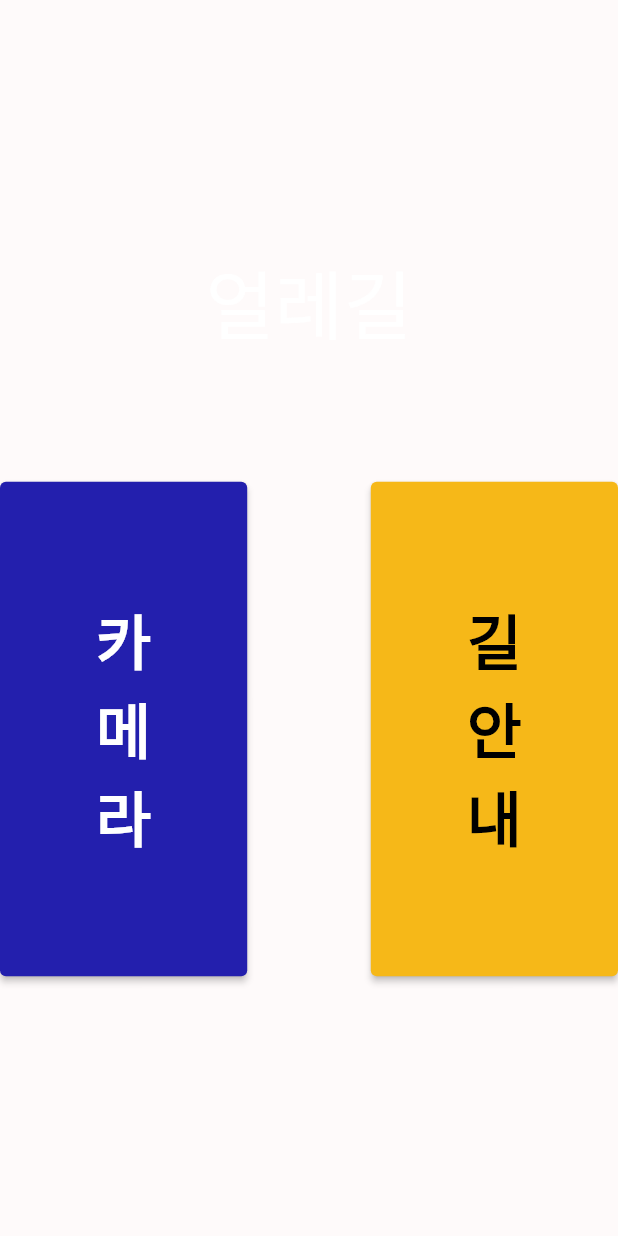
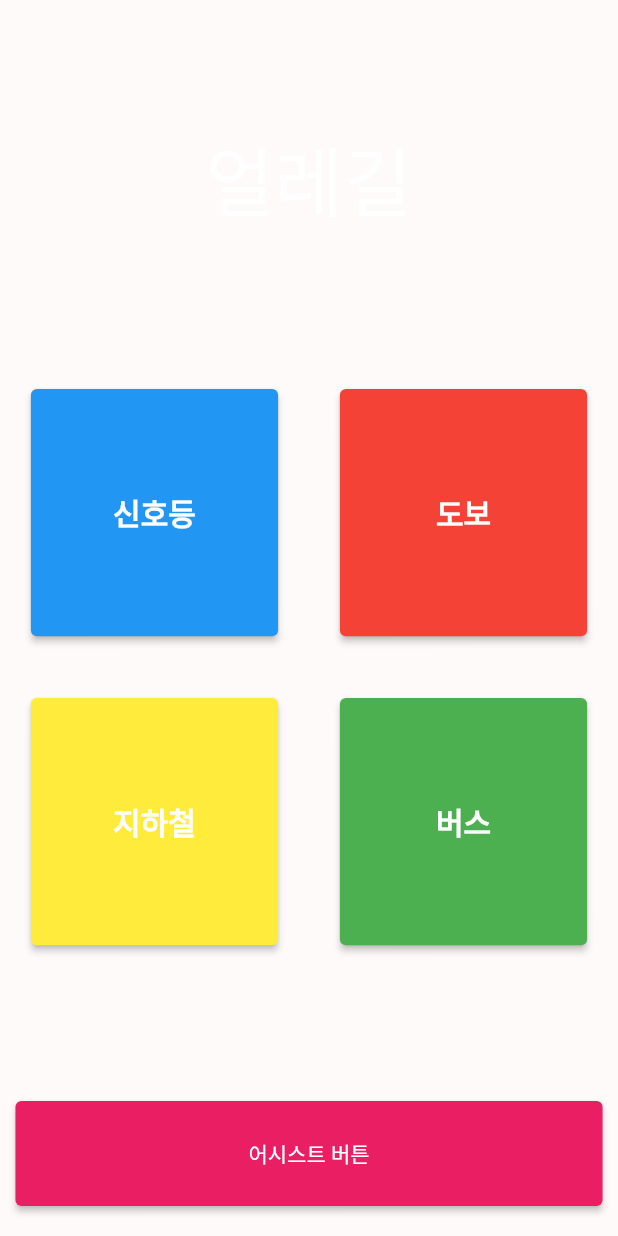
Before and after one commit to EolleRoad/eolleroad, a Flutter app: the screen it shows after launch, after a tap on "로그인", on a phone screen of 412 x 824 dp. Run offline on Flutter 3.47's test engine with Material 2 defaults, Android fonts, the light colour scheme and no system bars; our stand-ins replace camera, flutter_tts, get, speech_to_text; missing offline and left inert: slidable_button, tflite.

Commit message:
#8 버튼 수정, 라우터 추가

```diff
--- a/flutter/lib/AssistButton.dart
+++ b/flutter/lib/AssistButton.dart
@@ -30,9 +30,9 @@ class _AssistButtonState extends State<AssistButton> {
         },
         style: ElevatedButton.styleFrom(
           fixedSize: Size(MediaQuery.of(context).size.width * 0.95, 70),
-          backgroundColor: Colors.white,
+          backgroundColor: Colors.pink,
         ),
-        child: Text("Press me"), // 버튼에 텍스트 추가
+        child: Text("어시스트 버튼"), // 버튼에 텍스트 추가
       ),
     );
   }
--- a/flutter/lib/Camera.dart
+++ b/flutter/lib/Camera.dart
@@ -96,7 +96,7 @@ class _Camera extends State<Camera> {
           imageMean: 127.5,
           imageStd: 127.5,
           rotation: 90,
-          numResults: 3,
+          numResults: 1,
           threshold: 0.1,
         );
         result = "";
@@ -142,9 +142,7 @@ class _Camera extends State<Camera> {
 
   @override
   Widget build(BuildContext context) {
-    return MaterialApp(
-      home: SafeArea(
-          child: Scaffold(
+    return Scaffold(
         body: Container(
             child: Column(
           children: [
@@ -156,13 +154,13 @@ class _Camera extends State<Camera> {
                     initCamera();
                   },
                   child: Container(
-                      margin: EdgeInsets.only(top: 35),
-                      height: 270,
-                      width: 360,
+                      //margin: EdgeInsets.only(top: 35),
+                      height: MediaQuery.of(context).size.height*0.7,
+                      //width: 360,
                       child: imgCamera == null
                           ? Container(
-                              height: 270,
-                              width: 360,
+                              //height: 270,
+                              //width: 360,
                               child: Icon(Icons.photo_camera_front,
                                   color: Colors.blueAccent, size: 40),
                             )
@@ -175,7 +173,7 @@ class _Camera extends State<Camera> {
             ]),
             Center(
               child: Container(
-                  margin: EdgeInsets.only(top: 55.0),
+                  //margin: EdgeInsets.only(top: 55.0),
                   child: SingleChildScrollView(
                       child: Text(
                     result,
@@ -187,11 +185,11 @@ class _Camera extends State<Camera> {
                   ))),
             ),
             Container(
-              margin: EdgeInsets.only(
-                  top: MediaQuery.of(context).size.height * 0.1),
+              //margin: EdgeInsets.only(
+                  //top: MediaQuery.of(context).size.height * 0.1),
               child: HorizontalSlidableButton(
                 width: MediaQuery.of(context).size.width * 0.8,
-                height: 80,
+                //height: 80,
                 buttonWidth: 180.0,
                 color: Colors.white,
                 buttonColor: Color(0xffF6B818),
@@ -205,7 +203,6 @@ class _Camera extends State<Camera> {
             ),
           ],
         )),
-      )),
     );
   }
 }
--- a/flutter/lib/Navi.dart
+++ b/flutter/lib/Navi.dart
@@ -140,7 +140,7 @@ class _NavigationScreenState extends State<NavigationScreen> {
               padding: EdgeInsets.all(10),
               decoration: BoxDecoration(
                   border: Border.all(width: 1, color: Color(0xffF6B818))),
-              child: Text('부산광역시 남구 용소로 45',
+              child: Text('현재 위치',
                   style: TextStyle(color: Colors.white, fontSize: 25)))
         ],
       ),
--- a/flutter/lib/Option.dart
+++ b/flutter/lib/Option.dart
@@ -1,3 +1,4 @@
+import 'package:eolleroad/AssistButton.dart';
 import 'package:eolleroad/BusStop.dart';
 import 'package:eolleroad/Navi.dart';
 import 'package:flutter/material.dart';
@@ -5,52 +6,55 @@ import 'package:slidable_button/slidable_button.dart';
 import 'package:eolleroad/Camera.dart';
 import 'package:get/get.dart';
 
+class OptionButton extends StatelessWidget {
+  final String buttonText;
+  final Color buttonColor;
+  final String routeName;
+
+  const OptionButton({
+    Key? key,
+    required this.buttonText,
+    required this.buttonColor,
+    required this.routeName,
+  }) : super(key: key);
+
+  @override
+  Widget build(BuildContext context) {
+    return Container(
+      margin: EdgeInsets.all(MediaQuery.of(context).size.width * 0.05),
+      child: ElevatedButton(
+        onPressed: () {
+          Get.toNamed(routeName);
+        },
+        style: ElevatedButton.styleFrom(
+          primary: buttonColor,
+          onPrimary: Colors.white,
+          fixedSize: Size(
+            MediaQuery.of(context).size.width * 0.4,
+            MediaQuery.of(context).size.height * 0.2,
+          ),
+        ),
+        child: Text(
+          buttonText,
+          style: TextStyle(fontWeight: FontWeight.bold, fontSize: 20),
+        ),
+      ),
+    );
+  }
+}
+
 class Option extends StatelessWidget {
   const Option({Key? key}) : super(key: key);
-
-  Widget optionButton(BuildContext context) {
-    return Row(
-      children: [
-        ElevatedButton(
-          onPressed: () {
-            Get.to(BusStop());
-          },
-          style: ElevatedButton.styleFrom(
-              primary: Color(0xff231FAD),
-              onPrimary: Colors.white,
-              fixedSize: Size(MediaQuery.of(context).size.width * 0.4,
-                  MediaQuery.of(context).size.height * 0.4)),
-          child: Text(
-            '카\n메\n라',
-            style: TextStyle(fontWeight: FontWeight.bold, fontSize: 40),
-          ),
-        ),
-        Spacer(flex: 1),
-        ElevatedButton(
-          //임시로 BusStop으로 연결해둠
-          onPressed: () {
-            Get.to(NavigationScreen());
-          },
-          style: ElevatedButton.styleFrom(
-              primary: Color(0xffF6B818),
-              onPrimary: Colors.black,
-              fixedSize: Size(MediaQuery.of(context).size.width * 0.4,
-                  MediaQuery.of(context).size.height * 0.4)),
-          child: Text('길\n안\n내',
-              style: TextStyle(fontWeight: FontWeight.bold, fontSize: 40)),
-        )
-      ],
-    );
-  }
 
   @override
   Widget build(BuildContext context) {
     return Scaffold(
       backgroundColor: Color(0xFF2A2A2),
-      body: Column(children: [
+      body: Column(
+        children: [
           Container(
             margin: EdgeInsets.only(
-            top: MediaQuery.of(context).size.height * 0.2,
+              top: MediaQuery.of(context).size.height * 0.1,
               bottom: MediaQuery.of(context).size.height * 0.1,
             ),
             child: Container(
@@ -62,10 +66,39 @@ class Option extends StatelessWidget {
               ),
             ),
           ),
-        Container(child: optionButton(context)),
-
-
+          Row(children: [
+            OptionButton(
+              buttonColor: Colors.blue,
+              buttonText: '신호등',
+              routeName: 'camera',
+            ),
+            OptionButton(
+              buttonColor: Colors.red,
+              buttonText: '도보',
+              routeName: 'camera',
+            ),
           ]),
+          Row(children: [
+            OptionButton(
+              buttonColor: Colors.yellow,
+              buttonText: '지하철',
+              routeName: 'navi',
+            ),
+            OptionButton(
+              buttonColor: Colors.green,
+              buttonText: '버스',
+              routeName: 'camera',
+            ),
+          ]),
+          Expanded( // 화면 맨 아래에 위치하도록
+            child: Container(
+              alignment: Alignment.bottomCenter,
+              margin: EdgeInsets.only(bottom: 20),
+              child: AssistButton(speakmessage: '원하시는 기능에 따라, 버튼을 선택해주세요.'),
+            ),
+          ),
+        ],
+      ),
     );
   }
 }
--- a/flutter/lib/main.dart
+++ b/flutter/lib/main.dart
@@ -1,7 +1,12 @@
 import 'package:eolleroad/Home.dart';
+import 'package:eolleroad/Navi.dart';
 import 'package:flutter/material.dart';
 import 'package:get/get.dart';
 import 'package:camera/camera.dart';
+
+import 'BusStop.dart';
+import 'Camera.dart';
+import 'Option.dart';
 
 List<CameraDescription> cameras = [];
 
@@ -21,6 +26,13 @@ class MyApp extends StatelessWidget {
     return GetMaterialApp(
       debugShowCheckedModeBanner: false,
       theme: ThemeData(),
+      initialRoute: '/', //initialRoute 설정해야됨
+      getPages: [
+        GetPage(name: '/', page: () => Option()),
+        GetPage(name: '/busStop', page: () => BusStop()),
+        GetPage(name: '/camera', page: () => Camera()),
+        GetPage(name: '/navi', page: () => NavigationScreen()),
+      ],
       home: const Home(),
     );
   }
```
Lines whose indentation alone changed are shown as unchanged.
